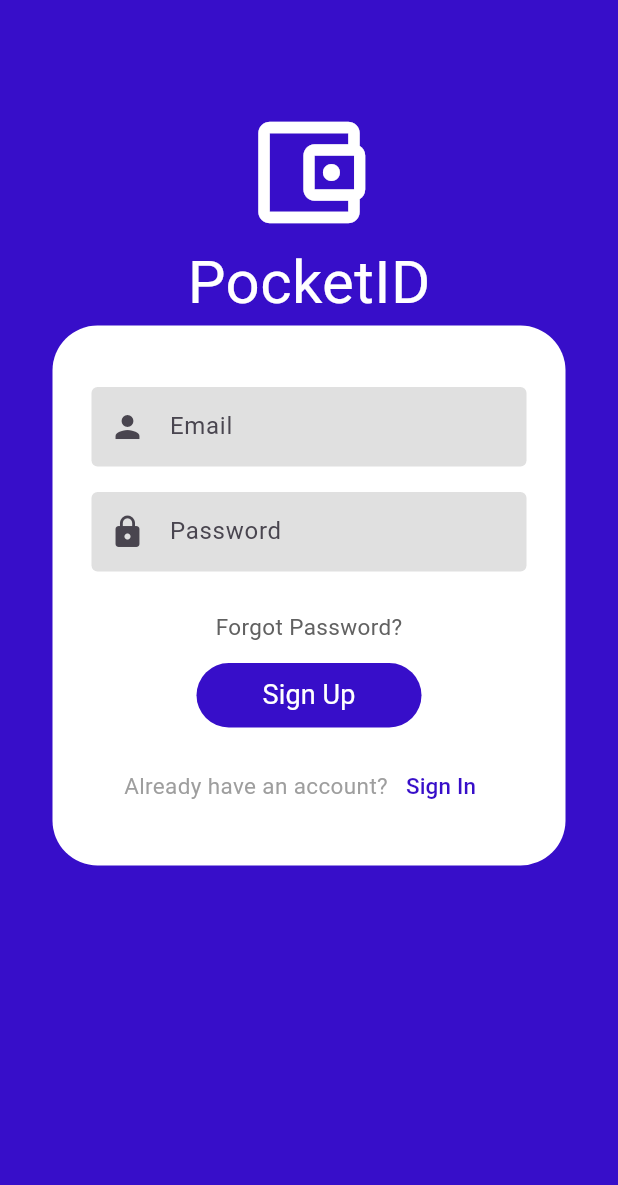
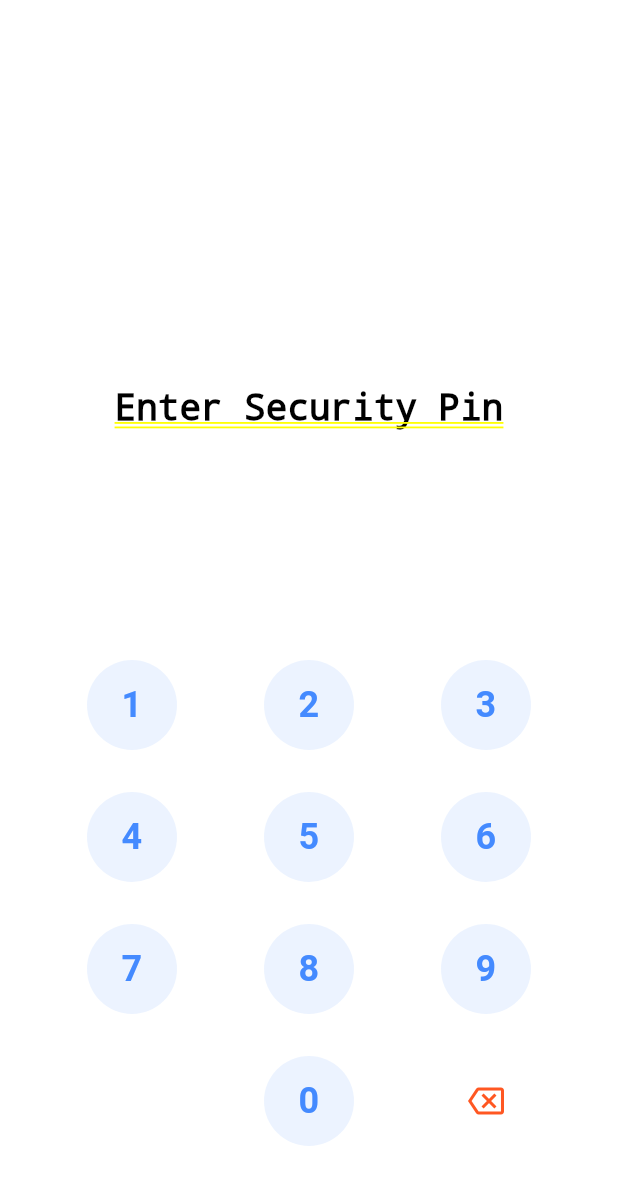
Before and after one commit to Amogh2409/PocketID_GFG, a Flutter app: the screen it shows after launch, on a phone screen of 412 x 824 dp. Shown: the top 1185 px of the screen. Run offline on Flutter 3.47's test engine with Material 3 defaults, Android fonts, the phone set to English and light mode, and no system bars; our stand-ins replace cached_network_image, carousel_slider, flutter_easyloading, get.

Commit message:
Day - 13 CheckPin Screen

```diff
--- /dev/null
+++ b/lib/SplashScreen/checkPin.dart
@@ -0,0 +1,190 @@
+import 'package:flutter/material.dart';
+import 'package:get/get.dart';
+
+class CheckPin extends StatefulWidget {
+  const CheckPin({super.key});
+
+  @override
+  State<CheckPin> createState() => _CheckPinState();
+}
+
+class _CheckPinState extends State<CheckPin> {
+  @override
+  Widget build(BuildContext context) {
+    return OtpScreenState();
+  }
+}
+
+class OtpScreenState extends StatefulWidget {
+  const OtpScreenState({super.key});
+
+  @override
+  State<OtpScreenState> createState() => _OtpScreenStateState();
+}
+
+class _OtpScreenStateState extends State<OtpScreenState> {
+  @override
+  Widget build(BuildContext context) {
+    return SafeArea(
+        child: Column(
+      children: <Widget>[
+        Expanded(
+          child: Container(
+            alignment: const Alignment(0, 0.5),
+            padding: const EdgeInsets.symmetric(horizontal: 16),
+            child: Column(
+              mainAxisSize:
+                  MainAxisSize.min, // To make the column as small as possible
+              children: <Widget>[
+                buildSecurityText(),
+                SizedBox(
+                  height: 40,
+                )
+              ],
+            ),
+          ),
+        ),
+        buidNumberPad(),
+      ],
+    ));
+  }
+
+  buidNumberPad() {
+    return Expanded(
+      child: Container(
+        alignment: Alignment.bottomCenter,
+        padding: EdgeInsets.only(bottom: 32),
+        child: Column(
+          mainAxisAlignment: MainAxisAlignment.spaceEvenly,
+          children: [
+            Row(
+              mainAxisAlignment: MainAxisAlignment.spaceEvenly,
+              children: [
+                keyboardNumber(
+                  n: 1,
+                  onPressed: () {},
+                ),
+                keyboardNumber(
+                  n: 2,
+                  onPressed: () {},
+                ),
+                keyboardNumber(
+                  n: 3,
+                  onPressed: () {},
+                ),
+              ],
+            ),
+            Row(
+              mainAxisAlignment: MainAxisAlignment.spaceEvenly,
+              children: [
+                keyboardNumber(
+                  n: 4,
+                  onPressed: () {},
+                ),
+                keyboardNumber(
+                  n: 5,
+                  onPressed: () {},
+                ),
+                keyboardNumber(
+                  n: 6,
+                  onPressed: () {},
+                ),
+              ],
+            ),
+            Row(
+              mainAxisAlignment: MainAxisAlignment.spaceEvenly,
+              children: [
+                keyboardNumber(
+                  n: 7,
+                  onPressed: () {},
+                ),
+                keyboardNumber(
+                  n: 8,
+                  onPressed: () {},
+                ),
+                keyboardNumber(
+                  n: 9,
+                  onPressed: () {},
+                ),
+              ],
+            ),
+            Row(
+              mainAxisAlignment: MainAxisAlignment.spaceEvenly,
+              children: [
+                Container(
+                  width: 60,
+                  child: MaterialButton(
+                    onPressed: null,
+                    child: SizedBox(),
+                  ),
+                ),
+                keyboardNumber(n: 0,
+                    onPressed: () {}),
+
+                Container(
+                  width: 60,
+                  child: MaterialButton(
+                    height: 60,
+                    shape: RoundedRectangleBorder(
+                      borderRadius: BorderRadius.circular(60)
+                    ),
+                    onPressed: () {},
+                    child: Icon(
+                      Icons.backspace_outlined,
+                      color: Colors.deepOrange,
+                    ),
+                  ),
+                )
+              ],
+            )
+          ],
+        ),
+      ),
+    );
+  }
+
+  buildSecurityText() {
+    return Text(
+      "Enter Security Pin",
+      style: TextStyle(
+        color: Colors.black,
+        fontSize: 24,
+        fontWeight: FontWeight.bold,
+      ),
+    );
+  }
+
+}
+
+
+class keyboardNumber extends StatelessWidget {
+  const keyboardNumber({super.key, required this.n, required this.onPressed});
+
+  final int n;
+  final Function() onPressed;
+
+  @override
+  Widget build(BuildContext context) {
+    return Container(
+      width: 60,
+      height: 60,
+      decoration: BoxDecoration(
+          shape: BoxShape.circle, color: Colors.blueAccent.withOpacity(0.1)),
+      alignment: Alignment.center,
+      child: MaterialButton(
+        padding: EdgeInsets.all(8),
+        onPressed: onPressed,
+        shape: RoundedRectangleBorder(borderRadius: BorderRadius.circular(60)),
+        height: 90,
+        child: Text(
+          "$n",
+          textAlign: TextAlign.center,
+          style: TextStyle(
+              fontSize: 24,
+              color: Colors.blueAccent,
+              fontWeight: FontWeight.bold),
+        ),
+      ),
+    );
+  }
+}
--- a/lib/main.dart
+++ b/lib/main.dart
@@ -1,5 +1,6 @@
 import 'package:flutter/material.dart';
 import 'package:flutter_easyloading/flutter_easyloading.dart';
+import 'package:pocketid_gfg/SplashScreen/checkPin.dart';
 import 'package:provider/provider.dart';
 import 'SplashScreen/SplashScreen.dart';
 import 'utils/themeChanger.dart';
@@ -45,7 +46,7 @@ class MyApp extends StatelessWidget {
           // themeMode: provider.themeMode,
           theme: ThemeData.light(),
           darkTheme: ThemeData.dark(),
-          home: const SplashScreen(),
+          home: const CheckPin(),
           builder: EasyLoading.init(),
         );
       },
```
